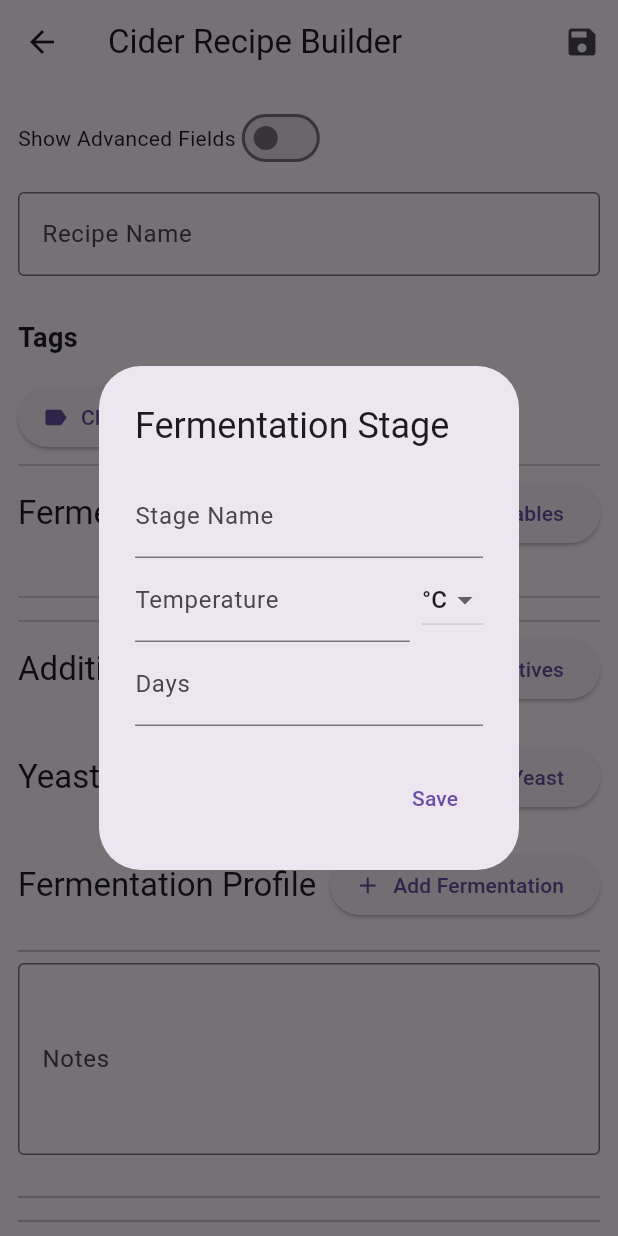
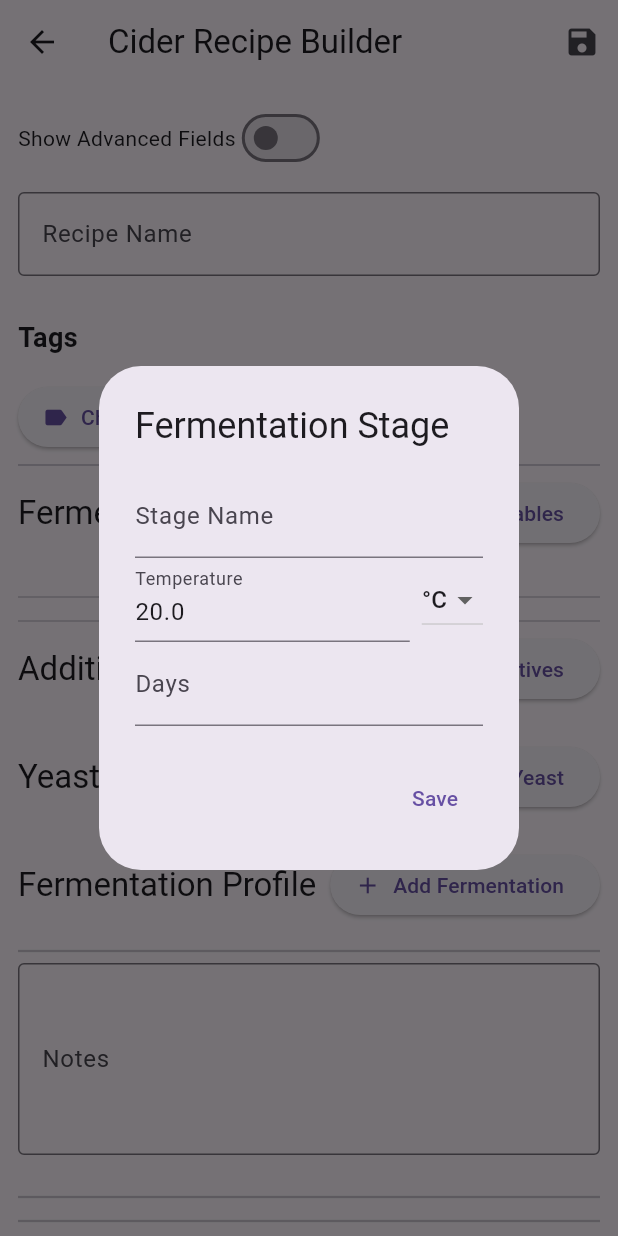
Before and after one commit to mrcrunchybeans/cider-craft, a Flutter app: the RecipeBuilderPage screen opened directly, after a tap on an icon or button, on a phone screen of 412 x 824 dp. Run offline on Flutter 3.47's test engine with Material 3 defaults, Android fonts, the phone set to English and light mode, and no system bars; our stand-ins replace fl_chart, hive, hive_flutter, logger; accounts and stored records are empty.

Commit message:
fixed the fermentable stage units and fermentation stage display

```diff
--- a/lib/recipe_builder_page.dart
+++ b/lib/recipe_builder_page.dart
@@ -723,7 +723,7 @@ void editYeast() async {
             final stage = entry.value;
             return ListTile(
               title: Text(stage['name']),
-              subtitle: Text("${stage['days']} days @ ${TempDisplay.format(stage['temp'])}"),
+              subtitle: Text("${stage['days']} ${stage['days'] == 1 ? 'day' : 'days'} @ ${TempDisplay.format(stage['temp'])}"),
               trailing: Row(
                 mainAxisSize: MainAxisSize.min,
                 children: [
--- a/lib/recipe_detail_page.dart
+++ b/lib/recipe_detail_page.dart
@@ -114,7 +114,7 @@ class RecipeDetailPage extends StatelessWidget {
               children: [
                 const Icon(Icons.thermostat, size: 18, color: Colors.grey),
                 const SizedBox(width: 4),
-                Text("${stage['days']} days @ ${TempDisplay.format((stage['temp'] as num).toDouble())}"),
+                Text("${stage['days']} ${stage['days'] == 1 ? 'day' : 'days'} @ ${TempDisplay.format((stage['temp'] as num).toDouble())}"),
               ],
             ),
           )),
--- a/lib/widgets/add_fermentation_stage_dialog.dart
+++ b/lib/widgets/add_fermentation_stage_dialog.dart
@@ -1,5 +1,7 @@
 import 'package:flutter/material.dart';
+import 'package:provider/provider.dart';
 import '../utils/temp_display.dart';
+import '../models/settings_model.dart';
 
 class AddFermentationStageDialog extends StatefulWidget {
   final Map<String, dynamic>? existing;
@@ -19,11 +21,16 @@ class _AddFermentationStageDialogState extends State<AddFermentationStageDialog>
   final TextEditingController nameController = TextEditingController();
   final TextEditingController tempController = TextEditingController();
   final TextEditingController daysController = TextEditingController();
-  String tempUnit = TempDisplay.isF ? '°F' : '°C';
+
+  late String tempUnit;
 
   @override
   void initState() {
     super.initState();
+
+    final useCelsius = Provider.of<SettingsModel>(context, listen: false).useCelsius;
+    tempUnit = useCelsius ? '°C' : '°F';
+
     if (widget.existing != null) {
       final e = widget.existing!;
       nameController.text = e['name'] ?? '';
@@ -31,6 +38,9 @@ class _AddFermentationStageDialogState extends State<AddFermentationStageDialog>
       double displayTemp = tempUnit == '°F' ? (tempC * 9 / 5) + 32 : tempC;
       tempController.text = displayTemp.toStringAsFixed(1);
       daysController.text = e['days']?.toString() ?? '';
+    } else {
+      // Default temperature based on unit
+      tempController.text = tempUnit == '°F' ? '68.0' : '20.0';
     }
   }
 
```
